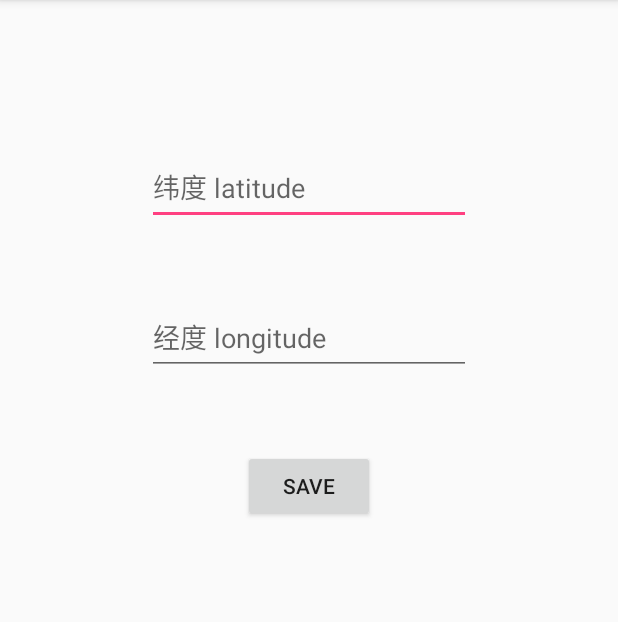
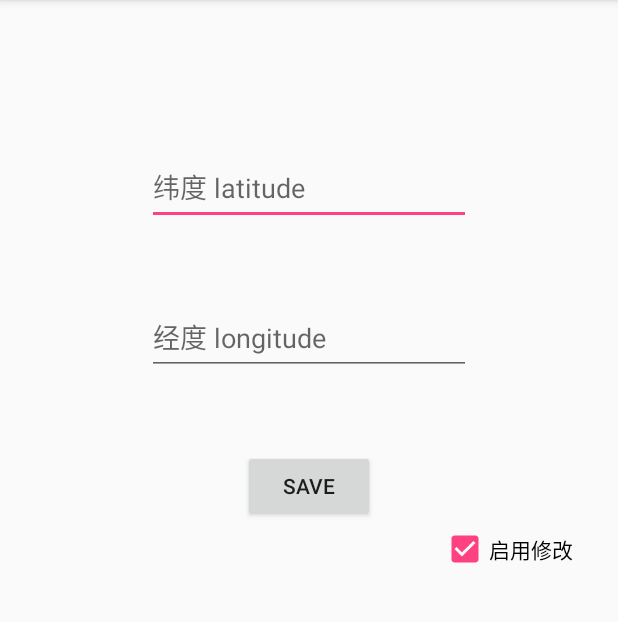
Before and after one commit to gallonyin/weworkhook, an Android app: the screen it shows after launch (MainActivity), on a phone screen of 412 x 824 dp, the part 84-706 px from its top. Run offline under Robolectric (Android 15) with nearby library versions, the phone set to English and light mode, and no system bars.

Commit message:
更新图标 新增启动开关

```diff
--- a/app/build.gradle
+++ b/app/build.gradle
@@ -3,9 +3,9 @@ apply plugin: 'com.android.application'
 android {
     compileSdkVersion 26
     defaultConfig {
-        applicationId "org.caworks.wechathk"
+        applicationId "org.gallonyin.wechathk"
         minSdkVersion 15
-        targetSdkVersion 26
+        targetSdkVersion 22
         versionCode 1
         versionName "1.0"
         testInstrumentationRunner "android.support.test.runner.AndroidJUnitRunner"
--- a/app/src/main/AndroidManifest.xml
+++ b/app/src/main/AndroidManifest.xml
@@ -1,6 +1,6 @@
 <?xml version="1.0" encoding="utf-8"?>
 <manifest xmlns:android="http://schemas.android.com/apk/res/android"
-    package="org.caworks.wechathk">
+    package="org.gallonyin.wechathk">
 
     <application
         android:allowBackup="true"
@@ -24,7 +24,7 @@
             android:name="xposedminversion"
             android:value="30" />
 
-        <activity android:name="org.caworks.wechathk.MainActivity">
+        <activity android:name="org.gallonyin.wechathk.MainActivity">
             <intent-filter>
                 <action android:name="android.intent.action.MAIN" />
 
--- a/app/src/main/java/org/caworks/wechathk/Main.java
+++ b/app/src/main/java/org/gallonyin/wechathk/Main.java
@@ -1,4 +1,4 @@
-package org.caworks.wechathk;
+package org.gallonyin.wechathk;
 
 import android.util.Log;
 
--- a/app/src/main/java/org/caworks/wechathk/MainActivity.java
+++ b/app/src/main/java/org/gallonyin/wechathk/MainActivity.java
@@ -1,25 +1,39 @@
-package org.caworks.wechathk;
+package org.gallonyin.wechathk;
 
+import android.content.Context;
 import android.content.Intent;
+import android.content.SharedPreferences;
 import android.os.Bundle;
 import android.support.v7.app.AppCompatActivity;
 import android.view.View;
+import android.widget.CheckBox;
+import android.widget.CompoundButton;
 import android.widget.EditText;
 import android.widget.Toast;
 
 /**
  * Created by gallonyin on 2018/6/13.
+ *
+ * todo List 添加数据库
+ *      开启校偏 0.002    -0.005
+ *      界面左拉框
+ *      腾讯获取坐标点 http://lbs.qq.com/tool/getpoint/
+ *      开关
  */
 
 public class MainActivity extends AppCompatActivity {
 
+
     private EditText et_la;
     private EditText et_lo;
+    private CheckBox cb_open;
+    private SharedPreferences sp;
 
     @Override
     protected void onCreate(Bundle savedInstanceState) {
         super.onCreate(savedInstanceState);
         setContentView(R.layout.activity_main);
+        sp = getSharedPreferences("main", Context.MODE_PRIVATE);
 
         initView();
     }
@@ -27,6 +41,15 @@ public class MainActivity extends AppCompatActivity {
     private void initView() {
         et_la = findViewById(R.id.et_la);
         et_lo = findViewById(R.id.et_lo);
+        cb_open = findViewById(R.id.cb_open);
+        cb_open.setOnCheckedChangeListener(new CompoundButton.OnCheckedChangeListener() {
+            @Override
+            public void onCheckedChanged(CompoundButton buttonView, boolean isChecked) {
+                Intent intent = new Intent("weworkdk_open");
+                intent.putExtra("open", isChecked);
+                sendBroadcast(intent);
+            }
+        });
         findViewById(R.id.bt_save).setOnClickListener(new View.OnClickListener() {
             @Override
             public void onClick(View v) {
@@ -36,11 +59,12 @@ public class MainActivity extends AppCompatActivity {
                     Toast.makeText(MainActivity.this, "格式异常", Toast.LENGTH_LONG).show();
                     return;
                 }
-                Intent intent = new Intent("weworkdk");
+                Intent intent = new Intent("weworkdk_gps");
                 intent.putExtra("data", la + "#" + lo);
                 sendBroadcast(intent);
                 Toast.makeText(MainActivity.this, "保存修改成功", Toast.LENGTH_LONG).show();
             }
         });
+
     }
 }
--- a/app/src/main/res/layout/activity_main.xml
+++ b/app/src/main/res/layout/activity_main.xml
@@ -2,14 +2,6 @@
 <RelativeLayout xmlns:android="http://schemas.android.com/apk/res/android"
     android:layout_width="match_parent"
     android:layout_height="match_parent">
-
-    <Button
-        android:id="@+id/bt_save"
-        android:layout_width="wrap_content"
-        android:layout_height="wrap_content"
-        android:layout_centerHorizontal="true"
-        android:layout_marginTop="300dp"
-        android:text="SAVE" />
 
     <EditText
         android:id="@+id/et_la"
@@ -31,4 +23,22 @@
         android:hint="经度 longitude"
         android:inputType="numberDecimal" />
 
+    <Button
+        android:id="@+id/bt_save"
+        android:layout_width="wrap_content"
+        android:layout_height="wrap_content"
+        android:layout_centerHorizontal="true"
+        android:layout_marginTop="300dp"
+        android:text="SAVE" />
+
+    <CheckBox
+        android:id="@+id/cb_open"
+        android:layout_width="wrap_content"
+        android:layout_height="wrap_content"
+        android:layout_marginTop="350dp"
+        android:layout_alignParentRight="true"
+        android:layout_marginRight="30dp"
+        android:checked="true"
+        android:text="启用修改" />
+
 </RelativeLayout>
```
Also changed, not shown: app/src/main/java/org/gallonyin/wechathk/WeWork.java (renamed from app/src/main/java/org/caworks/wechathk/WeWork.java, +42 -5 lines), app/src/main/res/mipmap-hdpi/ic_launcher.png (deleted), app/src/main/res/mipmap-hdpi/ic_launcher_foreground.png (deleted), app/src/main/res/mipmap-mdpi/ic_launcher.png (deleted), app/src/main/res/mipmap-mdpi/ic_launcher_foreground.png (deleted), app/src/main/res/mipmap-xhdpi/ic_launcher.png, app/src/main/res/mipmap-xhdpi/ic_launcher_foreground.png, app/src/main/res/mipmap-xxhdpi/ic_launcher.png, app/src/main/res/mipmap-xxhdpi/ic_launcher_foreground.png.
